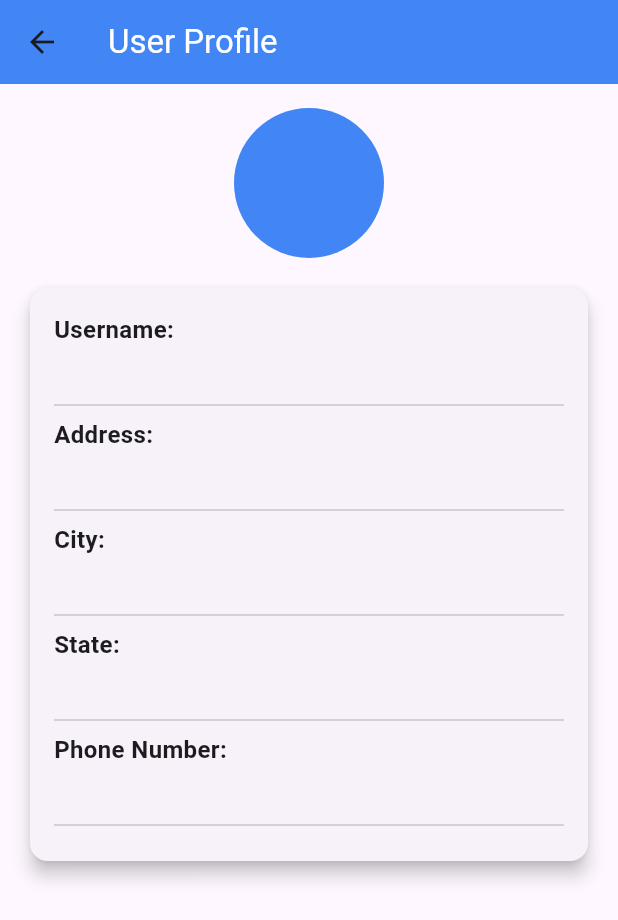
After one commit to manojmarquez33/lpg_leakage_monitor, a Flutter app: the ProfilePage screen opened directly, on a phone screen of 412 x 824 dp. The commit adds this screen. Shown: the top 920 px of the screen. Run offline on Flutter 3.47's test engine with Material 3 defaults, Android fonts, the light colour scheme and no system bars; our stand-ins replace carousel_slider, fluttertoast, shared_preferences, shimmer, youtube_player_flutter; accounts and stored records are empty; network calls fail.

Commit message:
Pre-release 1.4

```diff
--- /dev/null
+++ b/lib/profile.dart
@@ -0,0 +1,172 @@
+import 'dart:convert';
+
+import 'package:flutter/material.dart';
+import 'package:http/http.dart' as http;
+import 'package:shared_preferences/shared_preferences.dart';
+import 'package:shimmer/shimmer.dart';
+
+class ProfilePage extends StatefulWidget {
+  @override
+  _ProfilePageState createState() => _ProfilePageState();
+}
+
+class _ProfilePageState extends State<ProfilePage> {
+  String username = "";
+  String address = "";
+  String city = "";
+  String state = "";
+  String phoneNumber = "";
+  bool isLoading = true;
+
+  @override
+  void initState() {
+    super.initState();
+    _loadUserData();
+  }
+
+  _loadUserData() async {
+    SharedPreferences prefs = await SharedPreferences.getInstance();
+    setState(() {
+      username = prefs.getString('username') ?? "Guest";
+    });
+
+    // Fetch user details from the API
+    _fetchUserData();
+  }
+
+  _fetchUserData() async {
+    final Uri apiUrl = Uri.parse('https://kcetmap.000webhostapp.com/user.php');
+
+    try {
+      final response = await http.get(apiUrl);
+
+      if (response.statusCode == 200) {
+        final List<dynamic> data = json.decode(response.body);
+
+        if (data.isNotEmpty) {
+          setState(() {
+            address = data[0]['address'];
+            city = data[0]['city'];
+            state = data[0]['state'];
+            phoneNumber = data[0]['phone'];
+            isLoading = false;
+          });
+        }
+      } else {
+        // Handle errors
+        print('Failed to load user data');
+        setState(() {
+          isLoading = false;
+        });
+      }
+    } catch (error) {
+      // Handle network errors
+      print('Error: $error');
+      setState(() {
+        isLoading = false;
+      });
+    }
+  }
+
+  @override
+  Widget build(BuildContext context) {
+    return Scaffold(
+      appBar: AppBar(
+        title: Text(
+          'User Profile',
+          style: TextStyle(color: Colors.white),
+        ),
+        backgroundColor: Color(0xFF4285F4),
+        elevation: 0, // No shadow under the app bar
+      ),
+      body: Padding(
+        padding: const EdgeInsets.all(16.0),
+        child: Column(
+          crossAxisAlignment: CrossAxisAlignment.center,
+          children: [
+            CircleAvatar(
+              radius: 50,
+              backgroundColor: Color(0xFF4285F4),
+              child: Text(
+                username.isNotEmpty ? username[0].toUpperCase() : "",
+                style: TextStyle(fontSize: 40, color: Colors.white),
+              ),
+            ),
+            SizedBox(height: 16),
+            isLoading ? _buildLoadingSkeleton() : _buildUserData(),
+          ],
+        ),
+      ),
+    );
+  }
+
+  Widget _buildLoadingSkeleton() {
+    return Shimmer.fromColors(
+      baseColor: Colors.grey[300]!,
+      highlightColor: Colors.grey[100]!,
+      child: Card(
+        elevation: 5,
+        shape: RoundedRectangleBorder(
+          borderRadius: BorderRadius.circular(12.0),
+        ),
+        child: Padding(
+          padding: const EdgeInsets.all(16.0),
+          child: Column(
+            crossAxisAlignment: CrossAxisAlignment.start,
+            children: List.generate(
+              5,
+              (index) => Padding(
+                padding: const EdgeInsets.only(bottom: 8.0),
+                child: Container(
+                  width: double.infinity,
+                  height: 16,
+                  color: Colors.white,
+                ),
+              ),
+            ),
+          ),
+        ),
+      ),
+    );
+  }
+
+  Widget _buildUserData() {
+    return Card(
+      elevation: 5,
+      shape: RoundedRectangleBorder(
+        borderRadius: BorderRadius.circular(12.0),
+      ),
+      child: Padding(
+        padding: const EdgeInsets.all(16.0),
+        child: Column(
+          crossAxisAlignment: CrossAxisAlignment.start,
+          children: [
+            _buildInfoField('Username:', username),
+            _buildInfoField('Address:', address),
+            _buildInfoField('City:', city),
+            _buildInfoField('State:', state),
+            _buildInfoField('Phone Number:', phoneNumber),
+          ],
+        ),
+      ),
+    );
+  }
+
+  Widget _buildInfoField(String label, String value) {
+    return Column(
+      crossAxisAlignment: CrossAxisAlignment.start,
+      children: [
+        Text(
+          label,
+          style: TextStyle(fontSize: 16, fontWeight: FontWeight.bold),
+        ),
+        SizedBox(height: 8),
+        Text(
+          value,
+          style: TextStyle(fontSize: 16),
+        ),
+        Divider(),
+      ],
+    );
+  }
+}
--- a/pubspec.yaml
+++ b/pubspec.yaml
@@ -40,6 +40,11 @@ dependencies:
   http: ^1.1.0
   shared_preferences: ^2.0.6
   fluttertoast: ^8.0.7
+  firebase_core: ^2.25.4
+  firebase_database: ^10.4.5
+  shimmer: ^3.0.0
+  url_launcher: ^6.2.4
+  cached_network_image: ^3.3.1
  # carousel_pro: ^1.0.0
 
 dev_dependencies:
```
Also changed, not shown: lib/AccidentReport.dart (+147 -0 lines), lib/GasLevel.dart (+114 -23 lines), lib/components/NavigationDrawer.dart (+61 -12 lines), lib/login.dart (+10 -10 lines), lib/main.dart (+13 -6 lines), pubspec.lock, 8 other files.
